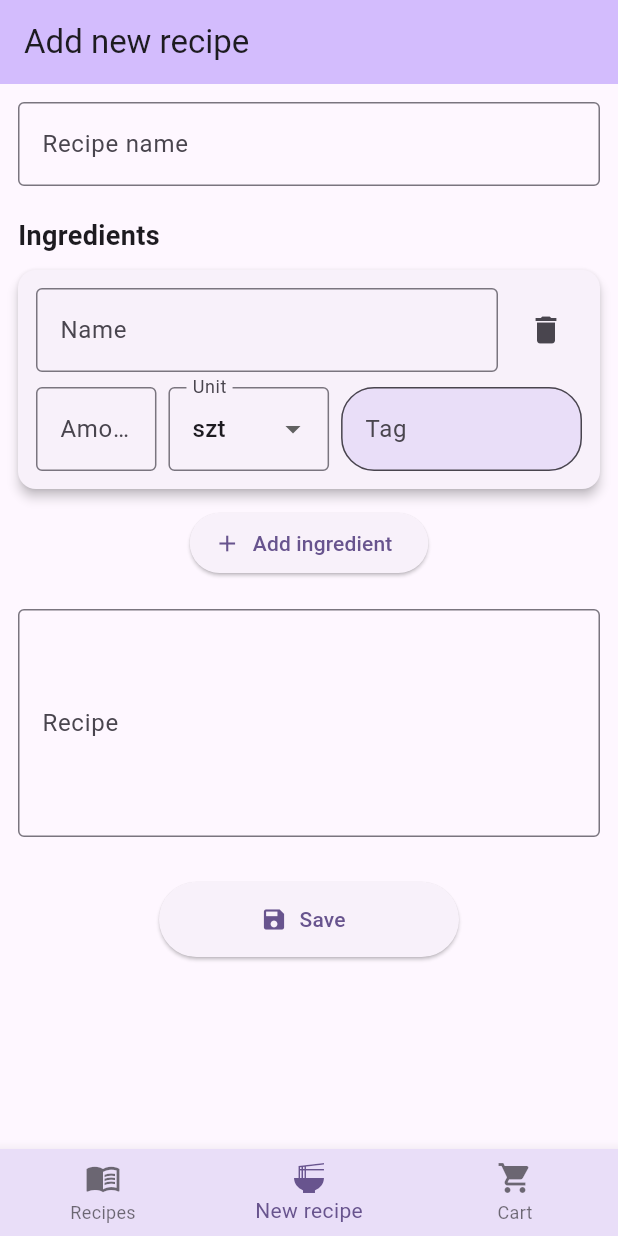
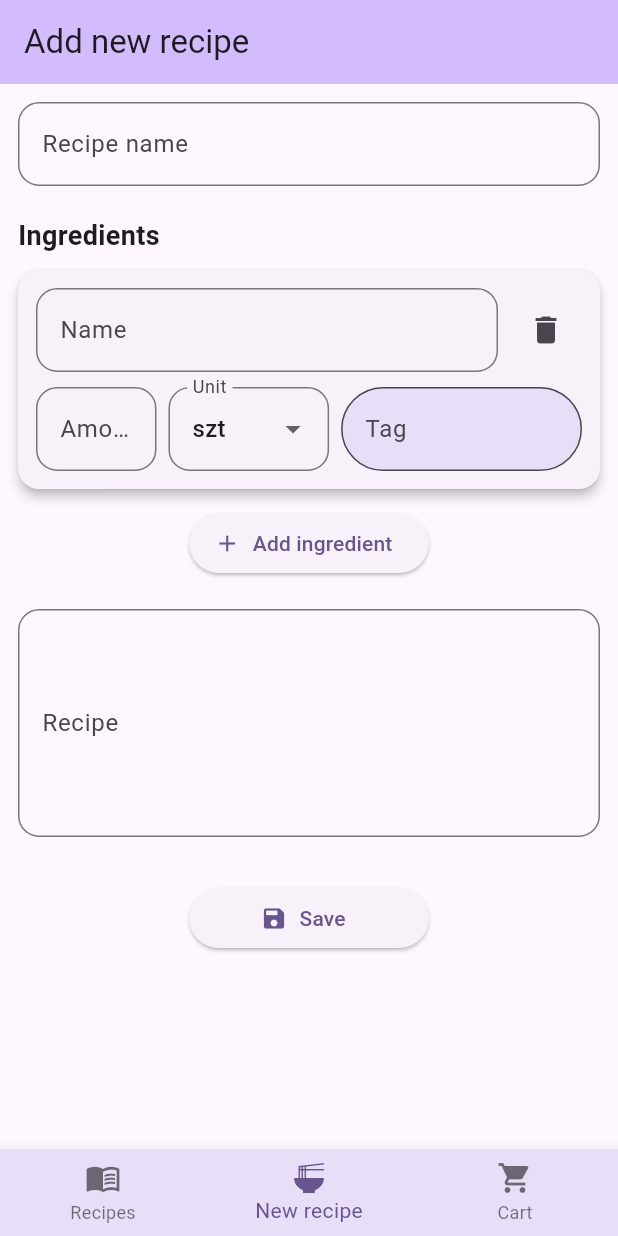
Before and after one commit to Kass-i/PIM, a Flutter app: the screen it shows after launch, item 2 of the bottom bar chosen, on a phone screen of 412 x 824 dp. Run offline on Flutter 3.47's test engine with Material 3 defaults, Android fonts, the phone set to English and light mode, and no system bars.

Commit message:
Small UI improvements

```diff
--- a/recipe_and_shopping_list/lib/pages/new_recipe_page.dart
+++ b/recipe_and_shopping_list/lib/pages/new_recipe_page.dart
@@ -53,9 +53,11 @@ class _NewRecipePageState extends State<NewRecipePage> {
           children: [
             TextField(
               controller: _recipeNameController,
-              decoration: const InputDecoration(
+              decoration: InputDecoration(
                 labelText: "Recipe name",
-                border: OutlineInputBorder(),
+                border: OutlineInputBorder(
+                  borderRadius: BorderRadius.circular(14),
+                ),
               ),
             ),
             const SizedBox(height: 20),
@@ -82,17 +84,22 @@ class _NewRecipePageState extends State<NewRecipePage> {
 
             Center(
               child: ElevatedButton.icon(
-                onPressed: _addIngredient,
                 icon: const Icon(Icons.add),
                 label: const Text("Add ingredient"),
+                onPressed: _addIngredient,
+                style: ElevatedButton.styleFrom(
+                  minimumSize: const Size(160, 40),
+                ),
               ),
             ),
             const SizedBox(height: 20),
             TextField(
               controller: _descriptionController,
-              decoration: const InputDecoration(
+              decoration: InputDecoration(
                 labelText: "Recipe",
-                border: OutlineInputBorder(),
+                border: OutlineInputBorder(
+                  borderRadius: BorderRadius.circular(14),
+                ),
               ),
               keyboardType: TextInputType.multiline,
               minLines: 5,
@@ -105,7 +112,7 @@ class _NewRecipePageState extends State<NewRecipePage> {
                 label: const Text("Save"),
                 onPressed: () {},
                 style: ElevatedButton.styleFrom(
-                  minimumSize: const Size(200, 50),
+                  minimumSize: const Size(160, 40),
                 ),
               ),
             ),
--- a/recipe_and_shopping_list/lib/widgets/ingredient_row.dart
+++ b/recipe_and_shopping_list/lib/widgets/ingredient_row.dart
@@ -26,7 +26,7 @@ class IngredientRow extends StatelessWidget {
     return Card(
       margin: const EdgeInsets.only(bottom: 12),
       elevation: 3,
-      shape: RoundedRectangleBorder(borderRadius: BorderRadius.circular(12)),
+      shape: RoundedRectangleBorder(borderRadius: BorderRadius.circular(14)),
       child: Padding(
         padding: const EdgeInsets.all(12),
         child: Column(
@@ -36,9 +36,11 @@ class IngredientRow extends StatelessWidget {
               children: [
                 Expanded(
                   child: TextField(
-                    decoration: const InputDecoration(
+                    decoration: InputDecoration(
                       labelText: "Name",
-                      border: OutlineInputBorder(),
+                      border: OutlineInputBorder(
+                        borderRadius: BorderRadius.circular(14),
+                      ),
                     ),
                     onChanged: onNameChanged,
                     controller: TextEditingController(text: ingredient.name),
@@ -56,9 +58,11 @@ class IngredientRow extends StatelessWidget {
                 Expanded(
                   flex: 3,
                   child: TextField(
-                    decoration: const InputDecoration(
+                    decoration: InputDecoration(
                       labelText: "Amount",
-                      border: OutlineInputBorder(),
+                      border: OutlineInputBorder(
+                        borderRadius: BorderRadius.circular(14),
+                      ),
                     ),
                     keyboardType: TextInputType.number,
                     onChanged: onAmountChanged,
@@ -72,9 +76,11 @@ class IngredientRow extends StatelessWidget {
                   flex: 4,
                   child: DropdownButtonFormField<String>(
                     initialValue: ingredient.unit,
-                    decoration: const InputDecoration(
+                    decoration: InputDecoration(
                       labelText: "Unit",
-                      border: OutlineInputBorder(),
+                      border: OutlineInputBorder(
+                        borderRadius: BorderRadius.circular(14),
+                      ),
                     ),
                     items: units
                         .map(
@@ -92,7 +98,7 @@ class IngredientRow extends StatelessWidget {
                     decoration: InputDecoration(
                       labelText: "Tag",
                       border: OutlineInputBorder(
-                        borderRadius: BorderRadius.circular(22),
+                        borderRadius: BorderRadius.circular(28),
                       ),
                       filled: true,
                       fillColor: Theme.of(
--- a/recipe_and_shopping_list/lib/widgets/recipes_widget.dart
+++ b/recipe_and_shopping_list/lib/widgets/recipes_widget.dart
@@ -21,7 +21,7 @@ class RecipesWidget extends StatelessWidget {
                 margin: const EdgeInsets.all(8),
                 elevation: 3,
                 shape: RoundedRectangleBorder(
-                  borderRadius: BorderRadius.circular(12),
+                  borderRadius: BorderRadius.circular(14),
                 ),
                 child: ExpansionTile(
                   title: Text(
@@ -48,7 +48,7 @@ class RecipesWidget extends StatelessWidget {
                             '(${ingredient.amount} ${ingredient.unit})',
                           ),
                         ),
-                        const SizedBox(height: 8), // TODO: do it better
+                        const SizedBox(height: 8),
                         const Text(
                           'Directions:',
                           style: TextStyle(
@@ -57,7 +57,7 @@ class RecipesWidget extends StatelessWidget {
                           ),
                         ),
                         Text(recipe.directions),
-                        const SizedBox(height: 16), // TODO: do it better
+                        const SizedBox(height: 16),
                       ],
                     ),
                   ],
```
